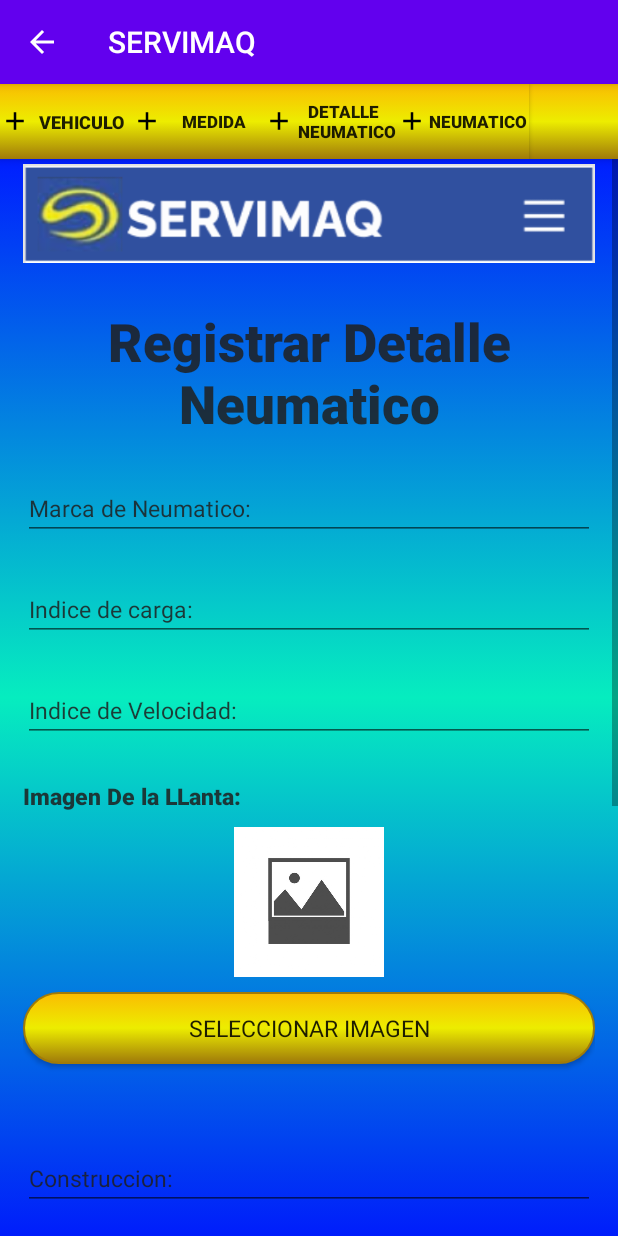
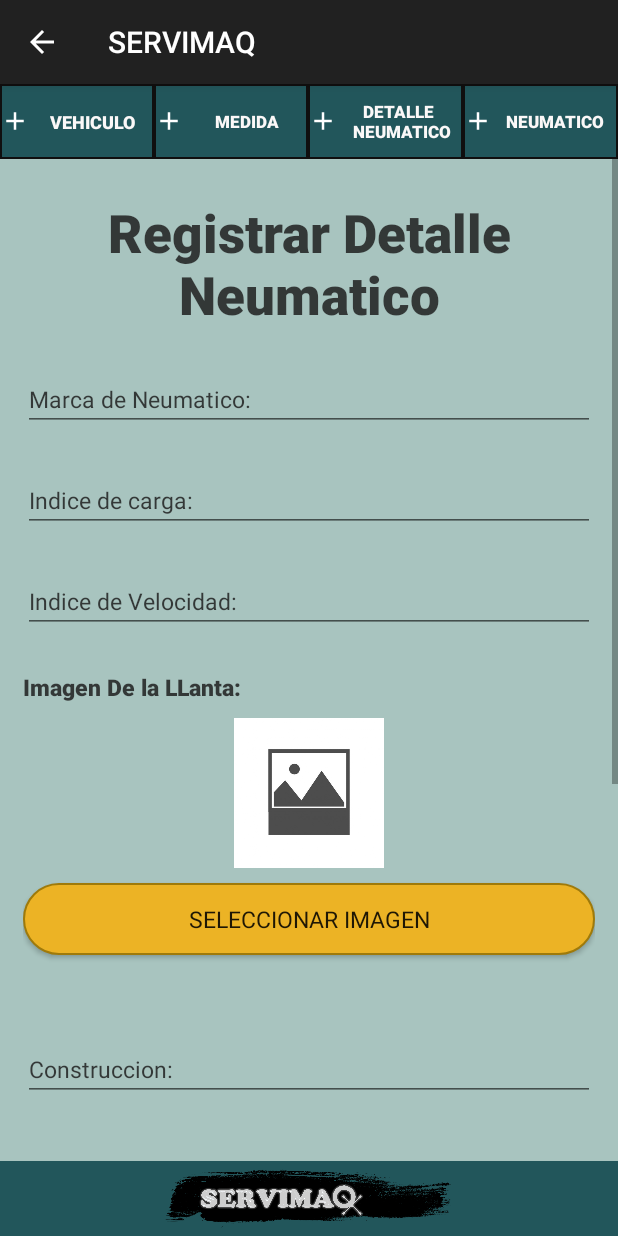
Before and after one commit to BryanORCc/Servimaq, an Android app: the fragment detalle_llanta placed in its activity, on a phone screen of 412 x 824 dp. Run offline under Robolectric (Android 15) with nearby library versions, the phone set to English and light mode, and no system bars.

Commit message:
Arreglos en el diseño y alineacion de botones

```diff
--- a/app/src/main/java/com/example/servimaq/contenedores/ingreso_productos.java
+++ b/app/src/main/java/com/example/servimaq/contenedores/ingreso_productos.java
@@ -23,6 +23,7 @@ public class ingreso_productos extends AppCompatActivity {
         super.onCreate(savedInstanceState);
         setContentView(R.layout.activity_ingreso_productos);
 
+        //BOTON "ATRAS" - MOSTRAR EN LA BARRA DE NAVEGACION
         ActionBar actionBar = getSupportActionBar();
         actionBar.setDisplayHomeAsUpEnabled(true);
 
--- a/app/src/main/java/com/example/servimaq/fragments_registros/fragment_neumatico.java
+++ b/app/src/main/java/com/example/servimaq/fragments_registros/fragment_neumatico.java
@@ -96,7 +96,6 @@ public class fragment_neumatico extends Fragment {
         Spi_vehiculo=vista.findViewById(R.id.Spi_vehiculo);
 
 
-
         //CARGAR DATO DEL SPINNER DE VEHICULO ------------------------------------------------------------------
         try {
             SQLConexion conexion =new SQLConexion();
@@ -193,7 +192,6 @@ public class fragment_neumatico extends Fragment {
         });
 
 
-
         // registrar--------------------------------------------------------------------------
         btnRegistrar.setOnClickListener(new View.OnClickListener() {
             @Override
--- a/app/src/main/java/com/example/servimaq/menu_opciones.java
+++ b/app/src/main/java/com/example/servimaq/menu_opciones.java
@@ -6,12 +6,15 @@ import android.app.AlertDialog;
 import android.content.DialogInterface;
 import android.annotation.SuppressLint;
 import android.content.Intent;
+import android.media.MediaPlayer;
+import android.net.Uri;
 import android.os.Bundle;
 import android.view.Menu;
 import android.view.MenuInflater;
 import android.view.MenuItem;
 import android.view.View;
 import android.widget.Button;
+import android.widget.VideoView;
 
 import com.example.servimaq.contenedores.ingreso_productos;
 
@@ -23,6 +26,17 @@ public class menu_opciones extends AppCompatActivity {
     protected void onCreate(Bundle savedInstanceState) {
         super.onCreate(savedInstanceState);
         setContentView(R.layout.activity_menu_opciones);
+
+        final VideoView videofondo = (VideoView) findViewById(R.id.mc_fondo_video);
+        videofondo.setVideoURI(Uri.parse("android.resource://" + getPackageName() + "/" + R.raw.videofondo));
+        videofondo.start();
+
+        videofondo.setOnPreparedListener(new MediaPlayer.OnPreparedListener() {
+            @Override
+            public void onPrepared(MediaPlayer mediaPlayer) {
+                mediaPlayer.setLooping(true);
+            }
+        });
 
         btnProductos = findViewById(R.id.btnProductos);
         btnCatalogo = findViewById(R.id.btnCatalogo);
--- a/app/src/main/res/drawable/bordesredondos.xml
+++ b/app/src/main/res/drawable/bordesredondos.xml
@@ -6,9 +6,9 @@
             <corners android:radius="30dip" />
             <stroke android:width="1dip" android:color="#9F7A0A" />
             <gradient
-                android:startColor="#FABC02"
-                android:centerColor="#EDED00"
-                android:endColor="#9F7A0A"
+                android:startColor="#ECB325"
+                android:centerColor="#ECB325"
+                android:endColor="#ECB325"
                 android:type="linear"
                 android:angle="270"
                  />
--- a/app/src/main/res/drawable/estilo_color_x.xml
+++ b/app/src/main/res/drawable/estilo_color_x.xml
@@ -4,7 +4,7 @@
         android:width="3dp"
         />
     <gradient
-        android:startColor="#363C3C"
+        android:startColor="#1AB4B4"
         android:centerColor="#36575C"
         android:endColor="#1C5B63"
         android:angle="90"
--- /dev/null
+++ b/app/src/main/res/drawable/estilo_footer.xml
@@ -0,0 +1,12 @@
+<?xml version="1.0" encoding="utf-8"?>
+<selector xmlns:android="http://schemas.android.com/apk/res/android">
+    <item>
+        <shape android:shape="rectangle"
+            >
+            <solid
+                android:color="#22565B"
+                />
+        </shape>
+
+    </item>
+</selector>
--- a/app/src/main/res/drawable/fondo.xml
+++ b/app/src/main/res/drawable/fondo.xml
@@ -5,17 +5,12 @@
         <shape android:shape="rectangle">
 
             <gradient
-            android:startColor="#001EFF"
-            android:centerColor="#06EDBF"
-            android:endColor="#001DFB"
+                android:startColor="#A8C4BF"
+                android:centerColor="#A8C4BF"
+                android:endColor="#A8C4BF"
                 android:type="linear"
                 android:angle="270"
-            >
-
-
-</gradient>
-
-
+                />
         </shape>
 
     </item>
--- a/app/src/main/res/drawable/fondo2.xml
+++ b/app/src/main/res/drawable/fondo2.xml
@@ -1,7 +1,6 @@
 <?xml version="1.0" encoding="utf-8"?>
-<selector xmlns:android="http://schemas.android.com/apk/res/android" android:shape="rectangle">
-
-    <stroke android:width="3dp"/>
+<selector xmlns:android="http://schemas.android.com/apk/res/android"
+    android:shape="rectangle">
     <padding android:left="1dp"
         android:top="1dp"
         android:right="1dp"
@@ -11,18 +10,16 @@
 
         <shape android:shape="rectangle">
 
-            <gradient
-                android:startColor="#FABC02"
-                android:centerColor="#EDED00"
-                android:endColor="#9F7A0A"
+            <solid
+                android:color="#22565B"
                 android:type="linear"
                 android:angle="270"
                 >
+            </solid>
 
-
-            </gradient>
-
-
+            <stroke
+                android:color="#100F0F"
+                android:width="1dp" />
         </shape>
 
     </item>
--- a/app/src/main/res/drawable/ic_baseline_add_24.xml
+++ b/app/src/main/res/drawable/ic_baseline_add_24.xml
@@ -1,5 +1,5 @@
 <vector android:height="20dp" android:tint="?attr/barLength"
     android:viewportHeight="24" android:viewportWidth="24"
     android:width="20dp" xmlns:android="http://schemas.android.com/apk/res/android">
-    <path android:fillColor="@android:color/black" android:pathData="M19,13h-6v6h-2v-6H5v-2h6V5h2v6h6v2z"/>
+    <path android:fillColor="@android:color/white" android:pathData="M19,13h-6v6h-2v-6H5v-2h6V5h2v6h6v2z"/>
 </vector>
--- a/app/src/main/res/layout/activity_ingreso_productos.xml
+++ b/app/src/main/res/layout/activity_ingreso_productos.xml
@@ -14,16 +14,19 @@
         android:id="@+id/Toolbar"
         android:layout_width="match_parent"
         android:layout_height="50dp"
-        android:background="@drawable/fondo2"
         android:elevation="4dp"
-        android:theme="@style/ThemeOverlay.AppCompat.ActionBar"
-        app:popupTheme="@style/ThemeOverlay.AppCompat.Light"
         app:contentInsetStart="0dp"
         app:contentInsetStartWithNavigation="0dp"
         >
 
+        <LinearLayout
+            android:layout_width="match_parent"
+            android:layout_height="match_parent"
+            android:orientation="horizontal">
+
             <Button
-            android:layout_width="wrap_content"
+                android:layout_width="0dp"
+                android:layout_weight="0.25"
                 android:layout_height="match_parent"
                 android:text="Vehiculo"
                 android:background="@drawable/fondo2"
@@ -31,10 +34,13 @@
                 android:fontFamily="sans-serif-black"
                 android:id="@+id/btnVehiculo"
                 android:focusable="true"
+                android:textColor="#FBF8F8"
                 android:drawableStart="@drawable/ic_baseline_add_24"
                 />
+
             <Button
-            android:layout_width="wrap_content"
+                android:layout_width="0dp"
+                android:layout_weight="0.25"
                 android:layout_height="match_parent"
                 android:text="Medida"
                 android:textSize="11.5dp"
@@ -42,21 +48,27 @@
                 android:id="@+id/btnMedida"
                 android:background="@drawable/fondo2"
                 android:focusable="true"
+                android:textColor="#FBF8F8"
                 android:drawableStart="@drawable/ic_baseline_add_24"
                 />
+
             <Button
-            android:layout_width="wrap_content"
+                android:layout_width="0dp"
+                android:layout_weight="0.25"
                 android:layout_height="match_parent"
                 android:text="Detalle \n Neumatico"
                 android:textSize="11.5dp"
                 android:fontFamily="sans-serif-black"
                 android:id="@+id/btnDetalle"
                 android:focusable="true"
+                android:textColor="#FBF8F8"
                 android:background="@drawable/fondo2"
                 android:drawableStart="@drawable/ic_baseline_add_24"
                 />
+
             <Button
-            android:layout_width="wrap_content"
+                android:layout_width="0dp"
+                android:layout_weight="0.25"
                 android:layout_height="match_parent"
                 android:text="Neumatico"
                 android:textSize="11.5dp"
@@ -64,22 +76,35 @@
                 android:id="@+id/btnNeumatico"
                 android:background="@drawable/fondo2"
                 android:focusable="true"
+                android:textColor="#FBF8F8"
                 android:drawableStart="@drawable/ic_baseline_add_24"
                 />
 
+        </LinearLayout>
+
+
     </androidx.appcompat.widget.Toolbar>
+
 
     <FrameLayout
         android:layout_width="match_parent"
-        android:layout_height="match_parent">
+        android:layout_height="0dp"
+        android:layout_weight="1">
+
         <fragment
+            android:id="@+id/frgContenedor"
             android:name="com.example.servimaq.fragments_registros.fragment_vehiculo"
             android:layout_width="match_parent"
             android:layout_height="match_parent"
-            android:id="@+id/frgContenedor"
-            tools:layout="@layout/fragment_vehiculo"
-            />
+            tools:layout="@layout/fragment_vehiculo" />
     </FrameLayout>
 
+    <ImageView
+        android:layout_width="match_parent"
+        android:layout_height="50dp"
+        android:background="@drawable/estilo_footer"
+        android:src="@drawable/baner_servimaq"
+        android:paddingVertical="5dp"
+        />
 
 </LinearLayout>
--- a/app/src/main/res/layout/activity_menu_opciones.xml
+++ b/app/src/main/res/layout/activity_menu_opciones.xml
@@ -4,16 +4,29 @@
     xmlns:tools="http://schemas.android.com/tools"
     android:layout_width="match_parent"
     android:layout_height="match_parent"
-    android:background="@drawable/fondo"
     tools:context=".menu_opciones"
     android:orientation="vertical"
     >
-    <ImageView
+
+    <RelativeLayout
         android:layout_width="match_parent"
-        android:layout_height="70dp"
-        android:src="@drawable/img"
-        android:layout_marginVertical="1dp"
+        android:layout_height="match_parent">
+
+        <VideoView
+            android:layout_width="match_parent"
+            android:layout_height="match_parent"
+            android:id="@+id/mc_fondo_video"
+            android:layout_alignParentTop="true"
+            android:layout_alignParentBottom="true"
+            android:layout_alignParentLeft="true"
+            android:layout_alignParentRight="true"
             />
+
+        <LinearLayout
+            android:layout_width="match_parent"
+            android:layout_height="match_parent"
+            android:orientation="vertical">
+
             <LinearLayout
                 android:layout_width="match_parent"
                 android:layout_height="0dp"
@@ -98,8 +111,11 @@
                     />
             </LinearLayout>
 
+        </LinearLayout>
 
 
 
+    </RelativeLayout>
+
 
 </LinearLayout>
--- a/app/src/main/res/layout/fragment_detalle_llanta.xml
+++ b/app/src/main/res/layout/fragment_detalle_llanta.xml
@@ -14,12 +14,7 @@
             android:layout_height="match_parent"
             android:layout_marginHorizontal="15dp"
             android:orientation="vertical">
-            <ImageView
-                android:layout_width="match_parent"
-                android:layout_height="70dp"
-                android:src="@drawable/img"
-                android:layout_marginVertical="1dp"
-                />
+
             <!--TITULO_______________________________________-->
             <LinearLayout
                 android:layout_width="wrap_content"
@@ -196,12 +191,6 @@
                     android:text="Cancelar" />
 
             </LinearLayout>
-            <ImageView
-                android:layout_width="match_parent"
-                android:layout_height="50dp"
-                android:src="@drawable/img_1"
-                android:layout_marginVertical="1dp"
-                />
 
         </LinearLayout>
 
--- a/app/src/main/res/layout/fragment_medidas.xml
+++ b/app/src/main/res/layout/fragment_medidas.xml
@@ -17,13 +17,6 @@
             android:orientation="vertical"
             android:layout_marginHorizontal="15dp"
             >
-            <ImageView
-                android:layout_width="match_parent"
-                android:layout_height="70dp"
-                android:src="@drawable/img"
-                android:layout_marginVertical="1dp"
-
-                />
 
             <!--TITULO_______________________________________-->
             <LinearLayout
--- a/app/src/main/res/layout/fragment_vehiculo.xml
+++ b/app/src/main/res/layout/fragment_vehiculo.xml
@@ -17,7 +17,6 @@
             android:orientation="vertical"
             android:layout_marginHorizontal="15dp"
             >
-
 
             <!--TITULO_______________________________________-->
             <LinearLayout
@@ -146,13 +145,6 @@
                     android:text="Cancelar" />
 
             </LinearLayout>
-            <ImageView
-                android:layout_width="match_parent"
-                android:layout_height="60dp"
-                android:src="@drawable/img_1"
-                android:layout_marginVertical="1dp"
-
-                />
 
         </LinearLayout>
 
--- a/app/src/main/res/values/styles.xml
+++ b/app/src/main/res/values/styles.xml
@@ -1,11 +1,9 @@
 <resources>
 
     <!-- Base application theme. -->
-    <style name="AppTheme" parent="Theme.AppCompat.DayNight.DarkActionBar">
+    <style name="AppTheme" parent="Theme.AppCompat.Light.DarkActionBar">
         <!-- Customize your theme here. -->
-        <item name="colorPrimary">@color/colorPrimary</item>
-        <item name="colorPrimaryDark">@color/colorPrimaryDark</item>
-        <item name="colorAccent">@color/colorAccent</item>
+        <item name="android:drawable">@drawable/fondo</item>
     </style>
 
 </resources>
```
Also changed, not shown: app/src/main/res/drawable/baner_servimaq.png (added), 1 other file. Lines whose indentation alone changed are shown as unchanged.
